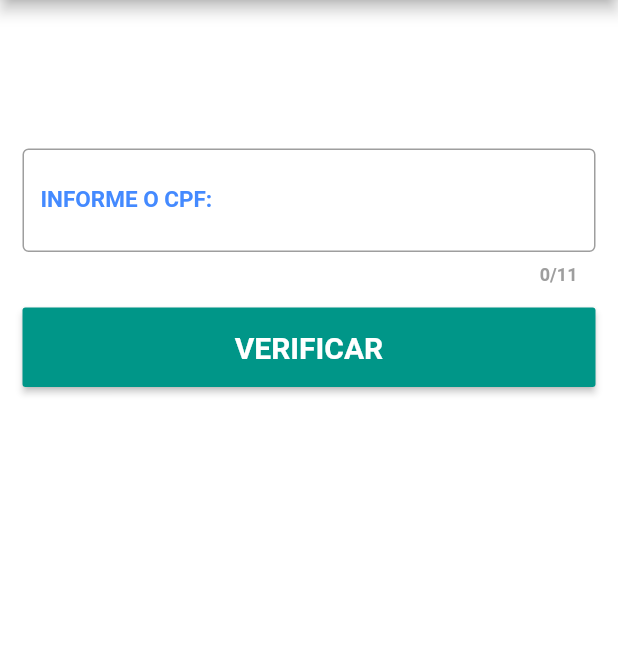
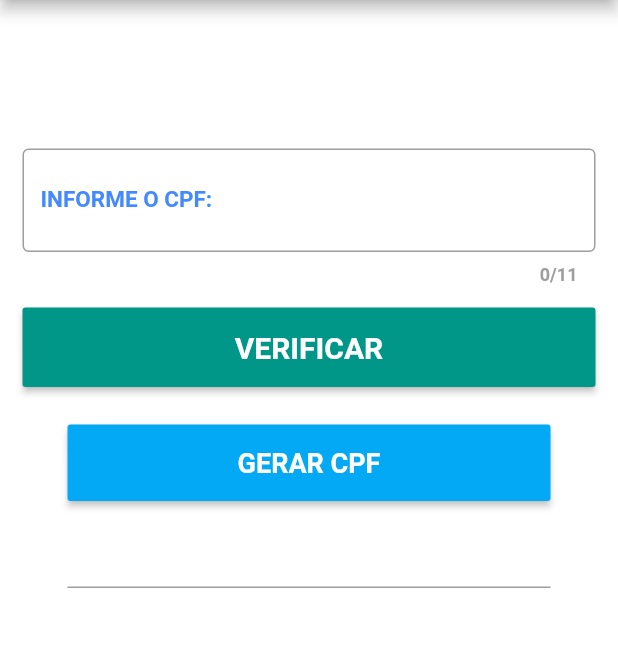
Before and after one commit to PedroECB/CPF-validator, a Flutter app: the screen it shows after launch, on a phone screen of 412 x 824 dp, the part 84-731 px from its top. Run offline on Flutter 3.47's test engine with Material 2 defaults, Android fonts, the phone set to English and light mode, and no system bars.

Commit message:
Implementando funcionalidade de gerar CPF a partir dos dígitos inseridos

```diff
--- a/lib/main.dart
+++ b/lib/main.dart
@@ -20,9 +20,12 @@ class _HomeState extends State<Home> {
   String _digits = "";
   static String alert = "";
 
+  String _generated = "";
+
   Text _message = Text(alert);
 
   TextEditingController _cpfController = TextEditingController();
+  TextEditingController _cpfGenerated = TextEditingController();
   GlobalKey<FormState> _formKey = GlobalKey<FormState>();
 
   void _valida() {
@@ -79,6 +82,11 @@ class _HomeState extends State<Home> {
     String firstCompare = firstDigit.toString();
     String secondaryCompare = secondaryDigit.toString();
 
+
+    _generated = "${newCpf[0]+newCpf[1]+newCpf[2]}.${newCpf[3]+newCpf[4]+newCpf[5]}.${newCpf[6]+newCpf[7]+newCpf[8]}-$firstCompare$secondaryCompare";
+
+    print(_generated);
+
     setState(() {
       if (firstCompare == newCpf[9] && secondaryCompare == newCpf[10]) {
         alert = "CPF VÁLIDO";
@@ -125,6 +133,15 @@ class _HomeState extends State<Home> {
         _digits = digitosMask;
       });
     }
+  }
+
+  void _generate(){
+      if(_generated == "" || _cpfController.text.length < 11){
+        return;
+      }else{
+        _cpfGenerated.text = _generated;
+      }
+
   }
 
   void _resetFields(){
@@ -232,6 +249,26 @@ class _HomeState extends State<Home> {
                 },
               ),
             ),
+            Padding(
+              padding: EdgeInsets.fromLTRB(45.0, 10.0, 45.0, 0.0),
+              child: RaisedButton(
+                color: Colors.lightBlue,
+                child: Text("GERAR CPF", style: TextStyle(color: Colors.white, fontWeight: FontWeight.bold, fontSize: 18.0),),
+                onPressed: _generate,
+                padding: EdgeInsets.all(15.0),
+              ),
+            ),
+            Padding(
+              padding: EdgeInsets.fromLTRB(45.0, 10.0, 45.0, 0.0),
+              child: TextField(
+                keyboardType: TextInputType.text,
+                textAlign: TextAlign.center,
+                decoration: InputDecoration(),
+                style: TextStyle(color: Colors.indigo, fontWeight: FontWeight.bold),
+                controller: _cpfGenerated,
+                readOnly: true,
+              ),
+            )
           ],
         ),
       )),
```
